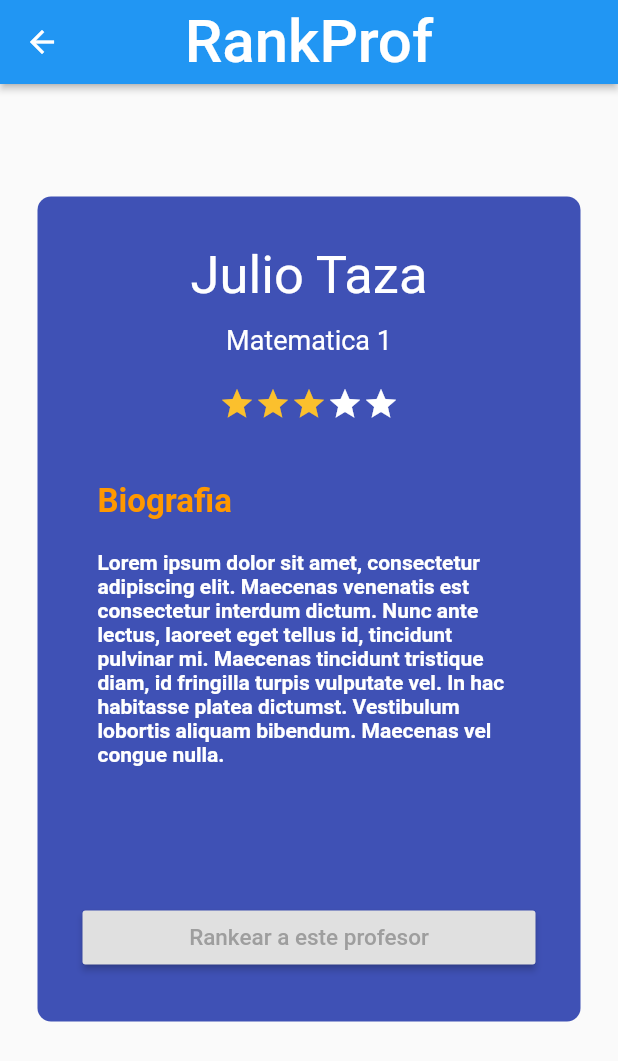
After one commit to ScarponeO/rankprof, a Flutter app: the Profesor screen opened directly, on a phone screen of 412 x 824 dp. The commit adds this screen. Shown: the top 1061 px of the screen. Run offline on Flutter 3.47's test engine with Material 2 defaults, Android fonts, the phone set to English and light mode, and no system bars; our stand-ins replace font_awesome_flutter.

Commit message:
Vista de Profesores sin funcionalidad en base de datos

```diff
--- /dev/null
+++ b/lib/pages/profesor.dart
@@ -0,0 +1,127 @@
+import 'package:flutter/cupertino.dart';
+import 'package:flutter/material.dart';
+
+class Profesor extends StatelessWidget {
+  @override
+  Widget build(BuildContext context) {
+    return Scaffold(
+      appBar: AppBar(
+        elevation: 2.0,
+        centerTitle: true,
+        title: Text(
+          'RankProf',
+          style: TextStyle(
+            fontSize: 40,
+          ),
+        ),
+      ),
+      body: build_box(),
+    );
+  }
+
+  Widget build_box() {
+    return Padding(
+      padding: EdgeInsets.all(25.0),
+      child: Column(
+        crossAxisAlignment: CrossAxisAlignment.stretch,//--> este codigo perimte que la caja se etire lo mas que pueda,
+        mainAxisAlignment: MainAxisAlignment.start,//------> por lo que no hay necesidad de width.
+        children: <Widget>[
+          SizedBox(height: 50),
+          Container(
+            padding: EdgeInsets.all(30), //Este es el padding que afecta a toda la caja
+            height: 550,
+            decoration: BoxDecoration(
+              borderRadius: BorderRadius.all(Radius.circular(9)),
+              color: Colors.indigo,
+            ),
+            child: Column( //--------------------------------> De aqui en adelante empieza lo que esta dento de la caja
+              crossAxisAlignment: CrossAxisAlignment.stretch,
+              children: [
+                Padding(
+                  padding: EdgeInsets.all(2), //---> Nombre del Profesor
+                  child: Text(
+                    'Julio Taza',
+                    textAlign: TextAlign.center,
+                    style: TextStyle(
+                      fontSize: 35,
+                      color: Colors.white,
+                      fontWeight: FontWeight.w400,
+                    ),
+                  ),
+                ),
+                Padding(
+                  padding: EdgeInsets.all(10),//---> Materia
+                  child: Text(
+                    'Matematica 1',
+                    textAlign: TextAlign.center,
+                    style: TextStyle(
+                      fontSize: 18,
+                      color: Colors.white,
+                      fontWeight: FontWeight.w400,
+                    ),
+                  ),
+                ),
+                Padding(
+                  padding: EdgeInsets.all(10),//---> Estrellas
+                  child: Row(
+                    mainAxisSize: MainAxisSize.min,
+                    mainAxisAlignment: MainAxisAlignment.center,
+                    children: [
+                      Icon(Icons.star, color: Colors.yellow[700]),
+                      Icon(Icons.star, color: Colors.yellow[700]),
+                      Icon(Icons.star, color: Colors.yellow[700]),
+                      Icon(Icons.star, color: Colors.white),
+                      Icon(Icons.star, color: Colors.white),
+                    ],
+                  ),
+                ),
+                SizedBox(height: 20),
+                Padding(
+                  padding: EdgeInsets.all(10),//------------> Titulo Biografia
+                  child: Text(
+                    'Biografia',
+                    textAlign: TextAlign.left,
+                    style: TextStyle(
+                      color: Colors.orange,
+                      fontSize: 22,
+                      fontWeight: FontWeight.bold,
+                    ),
+
+                  ),
+                ),
+                Padding(
+                  padding: EdgeInsets.all(10),//--------------> Biografia como tal
+                  child: Text(
+                    'Lorem ipsum dolor sit amet, consectetur '
+                        'adipiscing elit. Maecenas venenatis est consectetur '
+                        'interdum dictum. Nunc ante lectus, laoreet eget tellus id, '
+                        'tincidunt pulvinar mi. Maecenas tincidunt tristique diam, id '
+                        'fringilla turpis vulputate vel. In hac habitasse platea dictumst.'
+                        ' Vestibulum lobortis aliquam bibendum. Maecenas vel congue nulla. ',
+                    textAlign: TextAlign.left,
+                    style: TextStyle(
+                      color: Colors.white,
+                      fontSize: 14,
+                      fontWeight: FontWeight.bold,
+                    ),
+                  ),
+                ),
+                SizedBox(height: 80),
+                RaisedButton(
+                  child: Text(
+                    'Rankear a este profesor',
+                    style: TextStyle(
+                      color: Colors.grey,
+                      fontSize: 15,
+                    ),
+                  ),
+                  onPressed: () {},
+                ),
+              ],
+            ),
+          ),
+        ],
+      ),
+    );
+  }
+}
--- a/lib/theme.dart
+++ b/lib/theme.dart
@@ -1,3 +1,3 @@
 import 'package:flutter/material.dart';
 
-ThemeData buildAppTheme() => ThemeData.dark();
+ThemeData buildAppTheme() => ThemeData.light();
```
